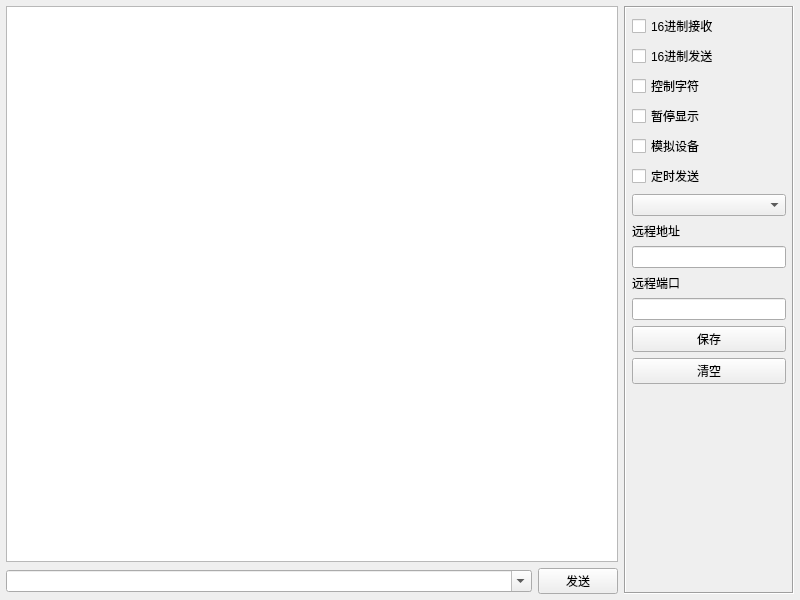
The window that nettool/form/frmudpclient.ui (feiyangqingyun/QWidgetDemo) describes before a commit, drawn with Qt 5.
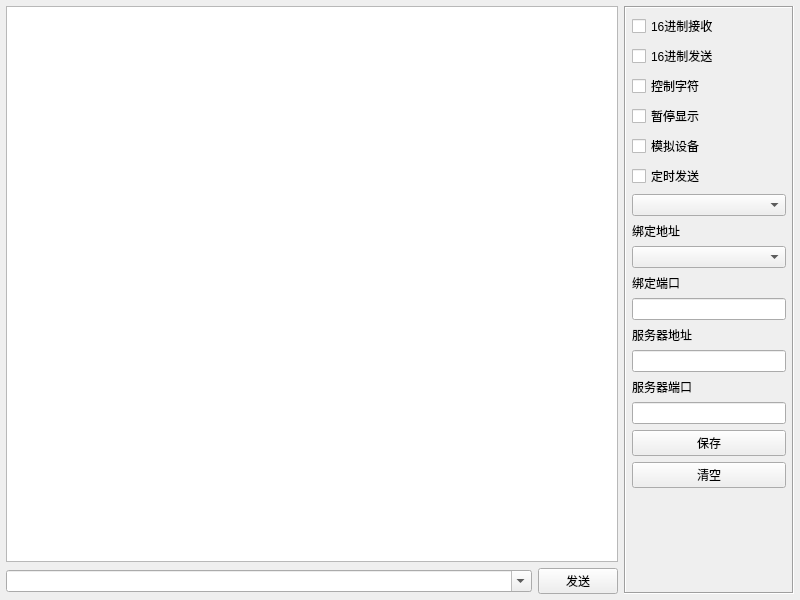
The same window after the commit.

```diff
--- a/nettool/form/frmudpclient.ui
+++ b/nettool/form/frmudpclient.ui
@@ -111,10 +111,30 @@
       <item>
        <widget class="QComboBox" name="cboxInterval"/>
       </item>
+      <item>
+       <widget class="QLabel" name="labBindIP">
+        <property name="text">
+         <string>绑定地址</string>
+        </property>
+       </widget>
+      </item>
+      <item>
+       <widget class="QComboBox" name="cboxBindIP"/>
+      </item>
+      <item>
+       <widget class="QLabel" name="labBindPort">
+        <property name="text">
+         <string>绑定端口</string>
+        </property>
+       </widget>
+      </item>
+      <item>
+       <widget class="QLineEdit" name="txtBindPort"/>
+      </item>
       <item>
        <widget class="QLabel" name="labServerIP">
         <property name="text">
-         <string>远程地址</string>
+         <string>服务器地址</string>
         </property>
        </widget>
       </item>
@@ -124,7 +144,7 @@
       <item>
        <widget class="QLabel" name="labServerPort">
         <property name="text">
-         <string>远程端口</string>
+         <string>服务器端口</string>
         </property>
        </widget>
       </item>
```
Left out of the diff: 20 changed lines with no effect on the pictures.
